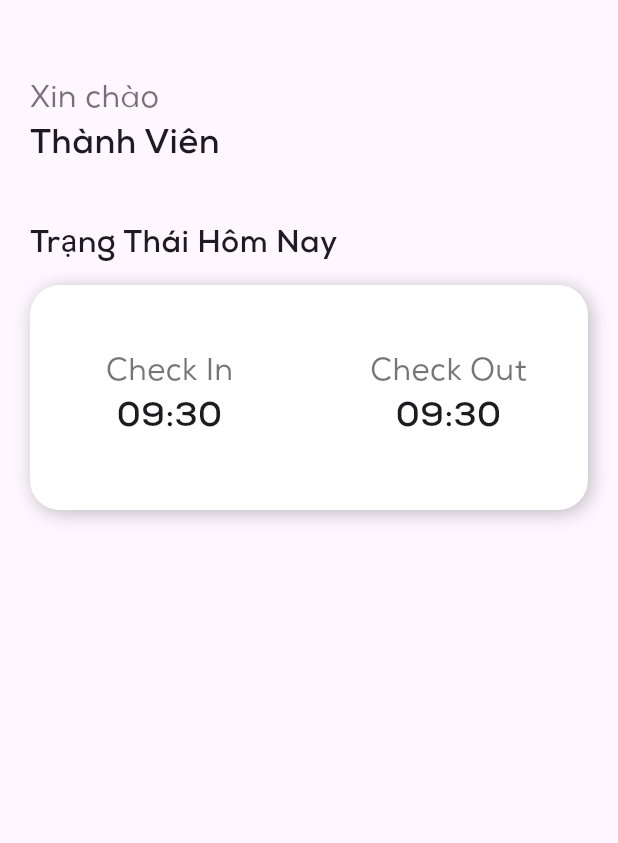
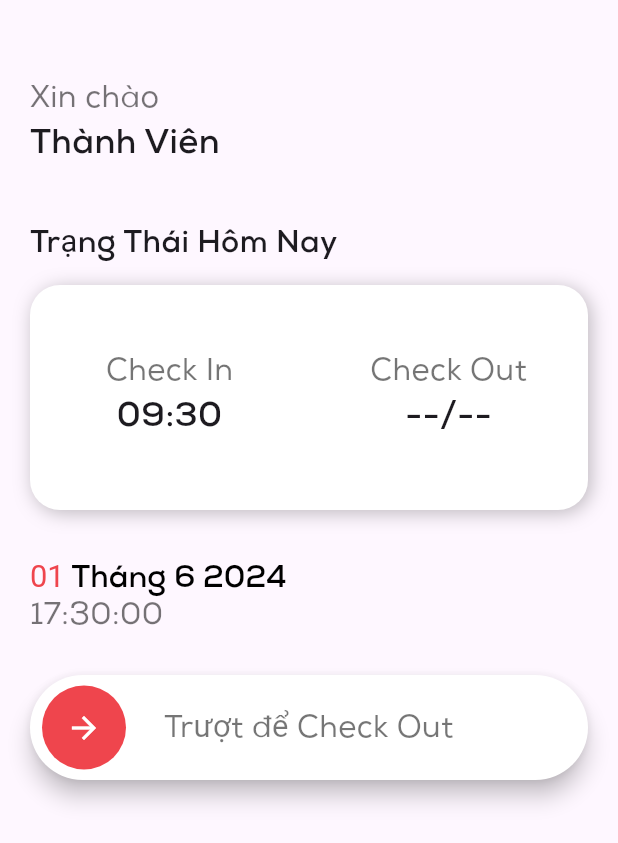
Before and after one commit to Kaicity/Attendance-App, a Flutter app: the TodayScreen screen opened directly, on a phone screen of 412 x 824 dp. Shown: the top 843 px of the screen. Run offline on Flutter 3.47's test engine with Material 3 defaults, Android fonts, the phone set to English and light mode, and no system bars; drawn by our look-alikes of slide_to_act; our stand-ins replace cloud_firestore, firebase_core, flutter_keyboard_visibility, font_awesome_flutter, shared_preferences; accounts and stored records are empty.

Commit message:
Build UI Check In and Check Out

```diff
--- a/lib/today_screen.dart
+++ b/lib/today_screen.dart
@@ -1,5 +1,6 @@
 import 'package:flutter/cupertino.dart';
 import 'package:flutter/material.dart';
+import 'package:slide_to_act/slide_to_act.dart';
 
 class TodayScreen extends StatefulWidget {
   const TodayScreen({Key? key}) : super(key: key);
@@ -11,6 +12,8 @@ class TodayScreen extends StatefulWidget {
 class _TodayScreenState extends State<TodayScreen> {
   double screenHeight = 0;
   double screenWidth = 0;
+
+  Color primary = const Color(0xFFEEF444C);
 
   @override
   Widget build(BuildContext context) {
@@ -55,7 +58,7 @@ class _TodayScreenState extends State<TodayScreen> {
               ),
             ),
             Container(
-              margin: EdgeInsets.only(top: 12),
+              margin: EdgeInsets.only(top: 12, bottom: 32),
               height: 150,
               decoration: const BoxDecoration(
                 color: Colors.white,
@@ -112,7 +115,7 @@ class _TodayScreenState extends State<TodayScreen> {
                                 color: Colors.black54),
                           ),
                           Text(
-                            "09:30",
+                            "--/--",
                             style: TextStyle(
                               fontFamily: "NexaBold",
                               fontSize: screenWidth / 18,
@@ -125,6 +128,54 @@ class _TodayScreenState extends State<TodayScreen> {
                 ],
               ),
             ),
+            Container(
+              alignment: Alignment.centerLeft,
+              child: RichText(
+                text: TextSpan(
+                    text: "01",
+                    style:
+                        TextStyle(color: primary, fontSize: screenWidth / 20),
+                    children: [
+                      TextSpan(
+                        text: " Tháng 6 2024",
+                        style: TextStyle(
+                            fontSize: screenWidth / 20,
+                            color: Colors.black,
+                            fontFamily: "NexaBold"),
+                      ),
+                    ]),
+              ),
+            ),
+            Container(
+              alignment: Alignment.centerLeft,
+              child: Text(
+                "17:30:00",
+                style: TextStyle(
+                    fontFamily: "NexaRegular",
+                    fontSize: screenWidth / 20,
+                    color: Colors.black54),
+              ),
+            ),
+            Container(
+              margin: EdgeInsets.only(top: 24),
+              child: Builder(builder: (context) {
+                final GlobalKey<SlideActionState> key = GlobalKey();
+
+                return SlideAction(
+                  text: "Trượt để Check Out",
+                  textStyle: TextStyle(
+                      color: Colors.black54,
+                      fontSize: screenWidth / 20,
+                      fontFamily: "NexaRegular"),
+                  outerColor: Colors.white,
+                  innerColor: primary,
+                  key: key,
+                  onSubmit: () {
+                    key.currentState!.reset();
+                  },
+                );
+              }),
+            ),
           ],
         ),
       ),
--- a/pubspec.yaml
+++ b/pubspec.yaml
@@ -36,6 +36,7 @@ dependencies:
   flutter_keyboard_visibility: ^5.2.0
   shared_preferences: ^2.2.3
   font_awesome_flutter: ^10.7.0
+  slide_to_act: ^2.0.2
 
   # The following adds the Cupertino Icons font to your application.
   # Use with the CupertinoIcons class for iOS style icons.
```
Also changed, not shown: pubspec.lock.
